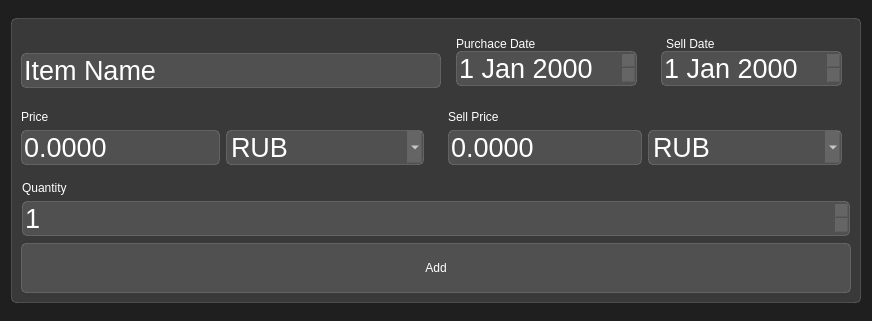
First picture: the form in ui/base/ui_dialog.ui, repository A-Lazar-A/LazarusApp, before the edit.
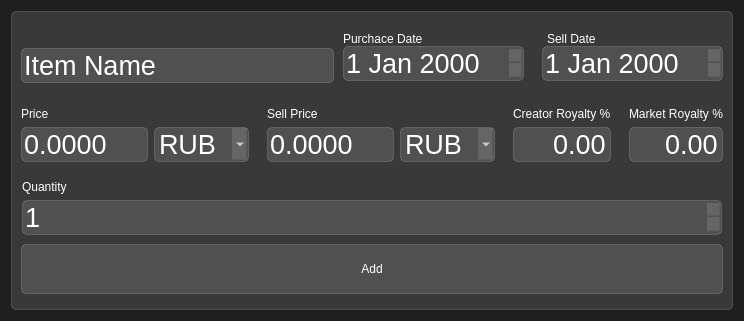
Second picture: the form after the edit.

Commit message: Added Creator and Market royalty, changed calculation of income

```diff
--- a/ui/base/ui_dialog.ui
+++ b/ui/base/ui_dialog.ui
@@ -6,10 +6,22 @@
    <rect>
     <x>0</x>
     <y>0</y>
-    <width>872</width>
+    <width>744</width>
     <height>321</height>
    </rect>
   </property>
+  <property name="sizePolicy">
+   <sizepolicy hsizetype="Preferred" vsizetype="Preferred">
+    <horstretch>0</horstretch>
+    <verstretch>0</verstretch>
+   </sizepolicy>
+  </property>
+  <property name="minimumSize">
+   <size>
+    <width>744</width>
+    <height>0</height>
+   </size>
+  </property>
   <property name="windowTitle">
    <string>Dialog</string>
   </property>
@@ -20,12 +32,21 @@
   <layout class="QHBoxLayout" name="horizontalLayout_2">
    <item>
     <widget class="QFrame" name="frame">
+     <property name="enabled">
+      <bool>true</bool>
+     </property>
      <property name="sizePolicy">
-      <sizepolicy hsizetype="Preferred" vsizetype="Maximum">
+      <sizepolicy hsizetype="Minimum" vsizetype="Minimum">
        <horstretch>0</horstretch>
        <verstretch>0</verstretch>
       </sizepolicy>
      </property>
+     <property name="minimumSize">
+      <size>
+       <width>0</width>
+       <height>0</height>
+      </size>
+     </property>
      <property name="styleSheet">
       <string notr="true">background-color: rgba(255, 255, 255, 30);
 border: 1px solid rgba(255, 255, 255, 40);
@@ -43,8 +64,17 @@
       </property>
       <item>
        <layout class="QHBoxLayout" name="horizontalLayout_4">
+        <property name="spacing">
+         <number>0</number>
+        </property>
         <item>
          <widget class="QLineEdit" name="item_name">
+          <property name="sizePolicy">
+           <sizepolicy hsizetype="MinimumExpanding" vsizetype="Fixed">
+            <horstretch>0</horstretch>
+            <verstretch>0</verstretch>
+           </sizepolicy>
+          </property>
           <property name="font">
            <font>
             <pointsize>20</pointsize>
@@ -154,6 +184,9 @@
            <property name="spacing">
             <number>0</number>
            </property>
+           <property name="rightMargin">
+            <number>0</number>
+           </property>
            <item>
             <widget class="QLabel" name="label_2">
              <property name="maximumSize">
@@ -213,14 +246,23 @@
       </item>
       <item>
        <layout class="QHBoxLayout" name="horizontalLayout_5">
+        <property name="spacing">
+         <number>0</number>
+        </property>
         <item>
          <widget class="QFrame" name="price_frame">
           <property name="sizePolicy">
-           <sizepolicy hsizetype="Preferred" vsizetype="Maximum">
+           <sizepolicy hsizetype="Minimum" vsizetype="Maximum">
             <horstretch>0</horstretch>
             <verstretch>0</verstretch>
            </sizepolicy>
           </property>
+          <property name="minimumSize">
+           <size>
+            <width>211</width>
+            <height>0</height>
+           </size>
+          </property>
           <property name="styleSheet">
            <string notr="true">QFrame{
 background-color: none;
@@ -253,6 +295,18 @@
             <layout class="QHBoxLayout" name="horizontalLayout_3">
              <item>
               <widget class="QDoubleSpinBox" name="buy_price_ui">
+               <property name="sizePolicy">
+                <sizepolicy hsizetype="Preferred" vsizetype="Fixed">
+                 <horstretch>0</horstretch>
+                 <verstretch>0</verstretch>
+                </sizepolicy>
+               </property>
+               <property name="minimumSize">
+                <size>
+                 <width>90</width>
+                 <height>0</height>
+                </size>
+               </property>
                <property name="font">
                 <font>
                  <pointsize>20</pointsize>
@@ -278,6 +332,12 @@
              </item>
              <item>
               <widget class="QComboBox" name="buy_currency_ui">
+               <property name="sizePolicy">
+                <sizepolicy hsizetype="Preferred" vsizetype="Fixed">
+                 <horstretch>0</horstretch>
+                 <verstretch>0</verstretch>
+                </sizepolicy>
+               </property>
                <property name="minimumSize">
                 <size>
                  <width>95</width>
@@ -351,11 +411,17 @@
         <item>
          <widget class="QFrame" name="sell_frame">
           <property name="sizePolicy">
-           <sizepolicy hsizetype="Preferred" vsizetype="Maximum">
+           <sizepolicy hsizetype="Minimum" vsizetype="Maximum">
             <horstretch>0</horstretch>
             <verstretch>0</verstretch>
            </sizepolicy>
           </property>
+          <property name="minimumSize">
+           <size>
+            <width>211</width>
+            <height>0</height>
+           </size>
+          </property>
           <property name="styleSheet">
            <string notr="true">QFrame{
 background-color: none;
@@ -366,6 +432,12 @@
           <layout class="QVBoxLayout" name="verticalLayout_4">
            <item>
             <widget class="QLabel" name="label_4">
+             <property name="sizePolicy">
+              <sizepolicy hsizetype="Minimum" vsizetype="Fixed">
+               <horstretch>0</horstretch>
+               <verstretch>0</verstretch>
+              </sizepolicy>
+             </property>
              <property name="maximumSize">
               <size>
                <width>16777215</width>
@@ -385,6 +457,18 @@
             <layout class="QHBoxLayout" name="horizontalLayout">
              <item>
               <widget class="QDoubleSpinBox" name="sell_price_ui">
+               <property name="sizePolicy">
+                <sizepolicy hsizetype="Preferred" vsizetype="Fixed">
+                 <horstretch>0</horstretch>
+                 <verstretch>0</verstretch>
+                </sizepolicy>
+               </property>
+               <property name="minimumSize">
+                <size>
+                 <width>90</width>
+                 <height>0</height>
+                </size>
+               </property>
                <property name="styleSheet">
                 <string notr="true">font-size: 20pt;
 </string>
@@ -408,6 +492,12 @@
              </item>
              <item>
               <widget class="QComboBox" name="sell_currency_ui">
+               <property name="sizePolicy">
+                <sizepolicy hsizetype="Preferred" vsizetype="Fixed">
+                 <horstretch>0</horstretch>
+                 <verstretch>0</verstretch>
+                </sizepolicy>
+               </property>
                <property name="minimumSize">
                 <size>
                  <width>95</width>
@@ -478,6 +568,126 @@
           </layout>
          </widget>
         </item>
+        <item>
+         <widget class="QFrame" name="frame_2">
+          <property name="sizePolicy">
+           <sizepolicy hsizetype="Minimum" vsizetype="Maximum">
+            <horstretch>0</horstretch>
+            <verstretch>0</verstretch>
+           </sizepolicy>
+          </property>
+          <property name="styleSheet">
+           <string notr="true">QFrame{
+background-color: none;
+border:none;
+}
+</string>
+          </property>
+          <property name="frameShape">
+           <enum>QFrame::StyledPanel</enum>
+          </property>
+          <property name="frameShadow">
+           <enum>QFrame::Raised</enum>
+          </property>
+          <layout class="QVBoxLayout" name="verticalLayout_6">
+           <item>
+            <widget class="QLabel" name="label_6">
+             <property name="sizePolicy">
+              <sizepolicy hsizetype="Minimum" vsizetype="Preferred">
+               <horstretch>0</horstretch>
+               <verstretch>0</verstretch>
+              </sizepolicy>
+             </property>
+             <property name="text">
+              <string>Creator Royalty %</string>
+             </property>
+            </widget>
+           </item>
+           <item>
+            <widget class="QDoubleSpinBox" name="creator_royalty_ui">
+             <property name="sizePolicy">
+              <sizepolicy hsizetype="Preferred" vsizetype="Fixed">
+               <horstretch>0</horstretch>
+               <verstretch>0</verstretch>
+              </sizepolicy>
+             </property>
+             <property name="styleSheet">
+              <string notr="true">font-size: 20pt;</string>
+             </property>
+             <property name="alignment">
+              <set>Qt::AlignRight|Qt::AlignTrailing|Qt::AlignVCenter</set>
+             </property>
+             <property name="buttonSymbols">
+              <enum>QAbstractSpinBox::NoButtons</enum>
+             </property>
+            </widget>
+           </item>
+          </layout>
+         </widget>
+        </item>
+        <item>
+         <widget class="QFrame" name="frame_3">
+          <property name="sizePolicy">
+           <sizepolicy hsizetype="Minimum" vsizetype="Maximum">
+            <horstretch>0</horstretch>
+            <verstretch>0</verstretch>
+           </sizepolicy>
+          </property>
+          <property name="layoutDirection">
+           <enum>Qt::LeftToRight</enum>
+          </property>
+          <property name="styleSheet">
+           <string notr="true">QFrame{
+background-color: none;
+border:none;
+}
+</string>
+          </property>
+          <property name="frameShape">
+           <enum>QFrame::StyledPanel</enum>
+          </property>
+          <property name="frameShadow">
+           <enum>QFrame::Raised</enum>
+          </property>
+          <layout class="QVBoxLayout" name="verticalLayout_7">
+           <property name="rightMargin">
+            <number>0</number>
+           </property>
+           <item>
+            <widget class="QLabel" name="label_7">
+             <property name="sizePolicy">
+              <sizepolicy hsizetype="Minimum" vsizetype="Preferred">
+               <horstretch>0</horstretch>
+               <verstretch>0</verstretch>
+              </sizepolicy>
+             </property>
+             <property name="text">
+              <string>Market Royalty %</string>
+             </property>
+            </widget>
+           </item>
+           <item>
+            <widget class="QDoubleSpinBox" name="market_royalty_ui">
+             <property name="sizePolicy">
+              <sizepolicy hsizetype="Preferred" vsizetype="Fixed">
+               <horstretch>0</horstretch>
+               <verstretch>0</verstretch>
+              </sizepolicy>
+             </property>
+             <property name="styleSheet">
+              <string notr="true">font-size: 20pt;</string>
+             </property>
+             <property name="alignment">
+              <set>Qt::AlignRight|Qt::AlignTrailing|Qt::AlignVCenter</set>
+             </property>
+             <property name="buttonSymbols">
+              <enum>QAbstractSpinBox::NoButtons</enum>
+             </property>
+            </widget>
+           </item>
+          </layout>
+         </widget>
+        </item>
        </layout>
       </item>
       <item>
```
The commit also changes 9 other files.
